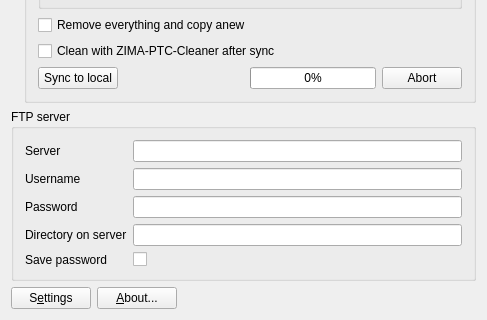
The window that src/MainWindow.ui (ZIMA-Engineering/ZIMA-CAD-Sync) describes before a commit, drawn with Qt 5; both pictures show x 0 to 487 and y 498 to 818 of the 487 by 818 pixel window.
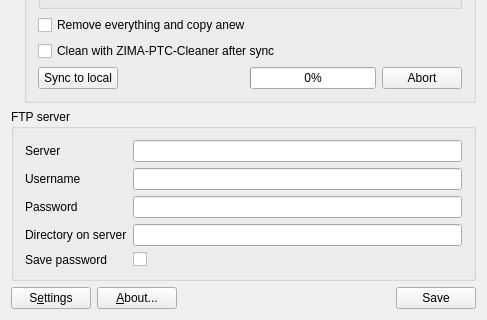
The same window after the commit. Icons and pictures are not drawn.

Patch:
```diff
--- a/src/MainWindow.ui
+++ b/src/MainWindow.ui
@@ -397,6 +397,13 @@
         </property>
        </spacer>
       </item>
+      <item>
+       <widget class="QPushButton" name="saveButton">
+        <property name="text">
+         <string>Save</string>
+        </property>
+       </widget>
+      </item>
      </layout>
     </item>
    </layout>
```
